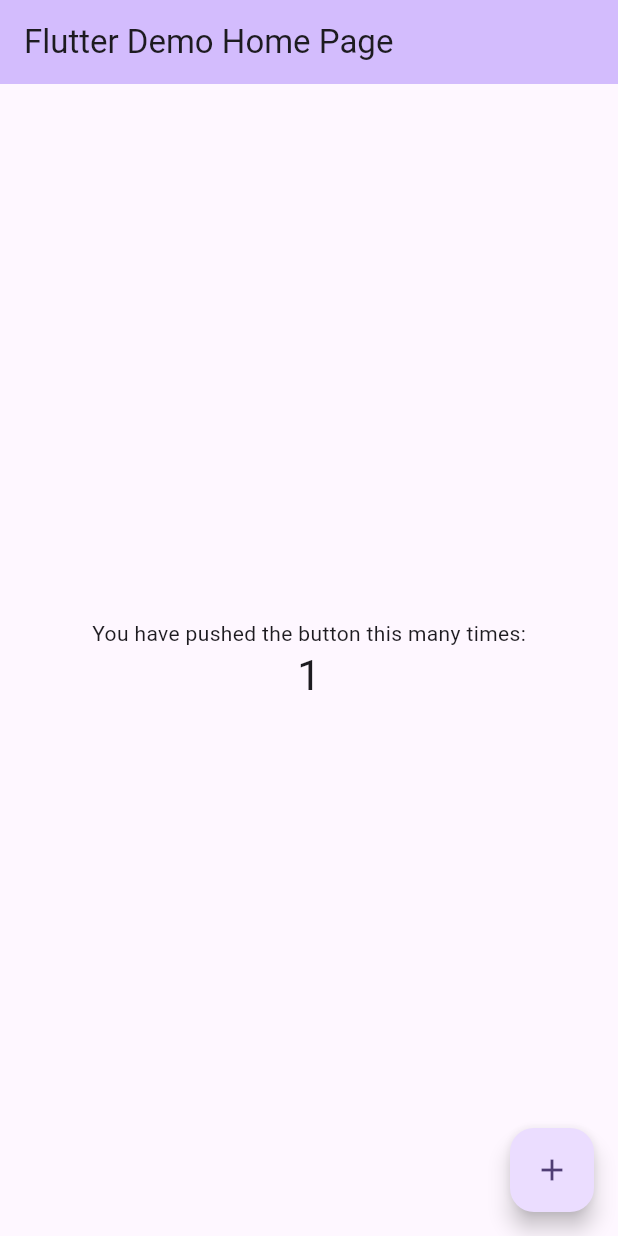
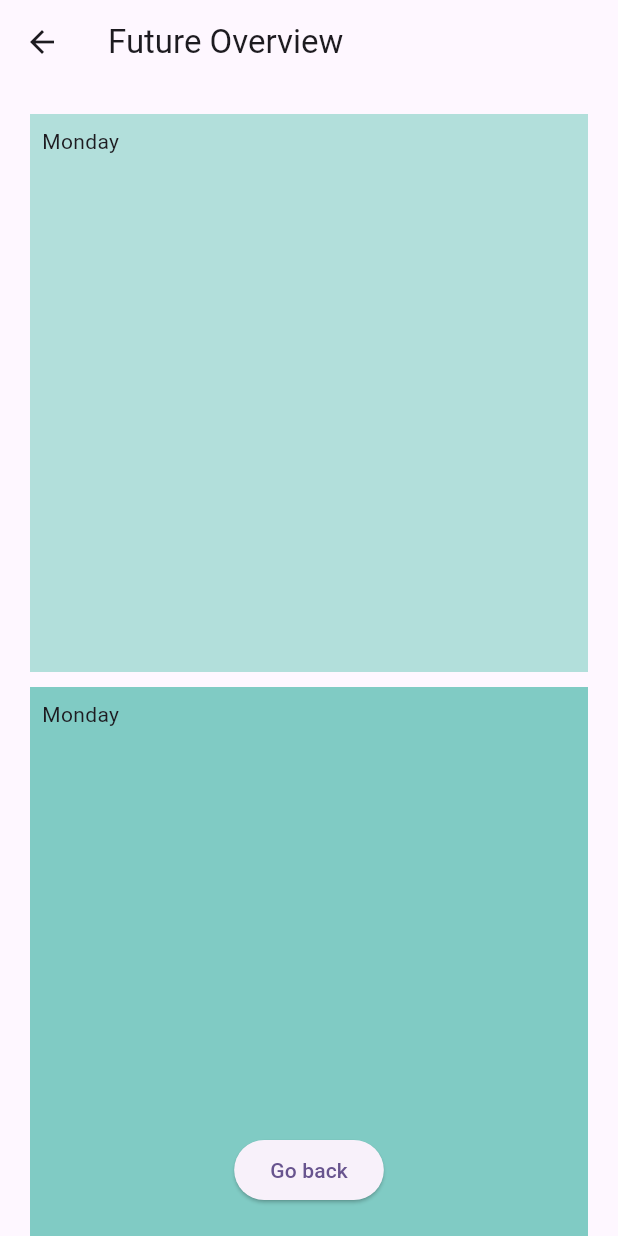
Before and after one commit to laksh7sharma/InteractionDesign, a Flutter app: the screen it shows after launch, after a tap on the "add" icon, on a phone screen of 412 x 824 dp. Run offline on Flutter 3.47's test engine with Material 3 defaults, Android fonts, the phone set to English and light mode, and no system bars.

Commit message:
new page added

```diff
--- a/lib/main.dart
+++ b/lib/main.dart
@@ -30,7 +30,13 @@ class MyApp extends StatelessWidget {
         // tested with just a hot reload.
         colorScheme: ColorScheme.fromSeed(seedColor: Colors.deepPurple),
       ),
+
       home: const MyHomePage(title: 'Flutter Demo Home Page'),
+    /// Define the app routes
+    initialRoute: '/',
+    routes: {
+      '/second': (context) => const SecondPage(),
+    }
     );
   }
 }
@@ -113,10 +119,125 @@ class _MyHomePageState extends State<MyHomePage> {
         ),
       ),
       floatingActionButton: FloatingActionButton(
-        onPressed: _incrementCounter,
+        onPressed: () //_incrementCounter,
+        {
+          Navigator.pushNamed(context, '/second');
+        },
         tooltip: 'Increment',
         child: const Icon(Icons.add),
-      ), // This trailing comma makes auto-formatting nicer for build methods.
+      )
+      , // This trailing comma makes auto-formatting nicer for build methods.
     );
   }
 }
+
+class SecondPage extends StatefulWidget {
+  const SecondPage({Key? key}) : super(key: key);
+  @override
+  _SecondPageState createState() => _SecondPageState();
+}
+
+class _SecondPageState extends State<SecondPage> {
+  @override
+  Widget build(BuildContext context) {
+    return Scaffold(
+      appBar: AppBar(
+        title: Text("Future Overview"),
+      ),
+      body: Stack( // Use Stack to overlay button
+        children: [
+          GridView.count(
+            primary: false,
+            padding: const EdgeInsets.all(20),
+            crossAxisSpacing: 10,
+            mainAxisSpacing: 10,
+            crossAxisCount: 1,
+            children: <Widget>[
+              Container(
+                padding: const EdgeInsets.all(8),
+                color: Colors.teal[100],
+                child: const Text("Monday"),
+              ),
+              Container(
+                padding: const EdgeInsets.all(8),
+                color: Colors.teal[200],
+                child: const Text('Monday'),
+              ),
+              Container(
+                padding: const EdgeInsets.all(8),
+                color: Colors.teal[300],
+                child: const Text('Monday'),
+              ),
+              Container(
+                padding: const EdgeInsets.all(8),
+                color: Colors.teal[400],
+                child: const Text('Monday'),
+              ),
+              Container(
+                padding: const EdgeInsets.all(8),
+                color: Colors.teal[500],
+                child: const Text('Monday'),
+              ),
+              Container(
+                padding: const EdgeInsets.all(8),
+                color: Colors.teal[600],
+                child: const Text('Monday'),
+              ),
+            ],
+          ),
+          Positioned( // Proper placement within Stack
+            bottom: 20,
+            left: 0,
+            right: 0,
+            child: Center(
+              child: ElevatedButton(
+                child: Text("Go back"),
+                onPressed: () {
+                  Navigator.pop(context);
+                },
+              ),
+            ),
+          ),
+        ],
+      ),
+    );
+  }
+}
+
+class InfoBox extends StatefulWidget {
+  final String initialData;
+
+  InfoBox({required this.initialData});
+
+  @override
+  _InfoBoxState createState() => _InfoBoxState();
+}
+
+class _InfoBoxState extends State<InfoBox> {
+  String displayText = "";
+
+  @override
+  void initState() {
+    super.initState();
+    displayText = widget.initialData;
+  }
+
+  void updateData(String newData) {
+    setState(() {
+      displayText = newData;
+    });
+  }
+
+  @override
+  Widget build(BuildContext context) {
+    return Container(
+      padding: EdgeInsets.all(15),
+      margin: EdgeInsets.symmetric(vertical: 5),
+      decoration: BoxDecoration(
+        border: Border.all(color: Colors.blue),
+        borderRadius: BorderRadius.circular(10),
+      ),
+      child: Text(displayText, style: TextStyle(fontSize: 18)),
+    );
+  }
+}
```
